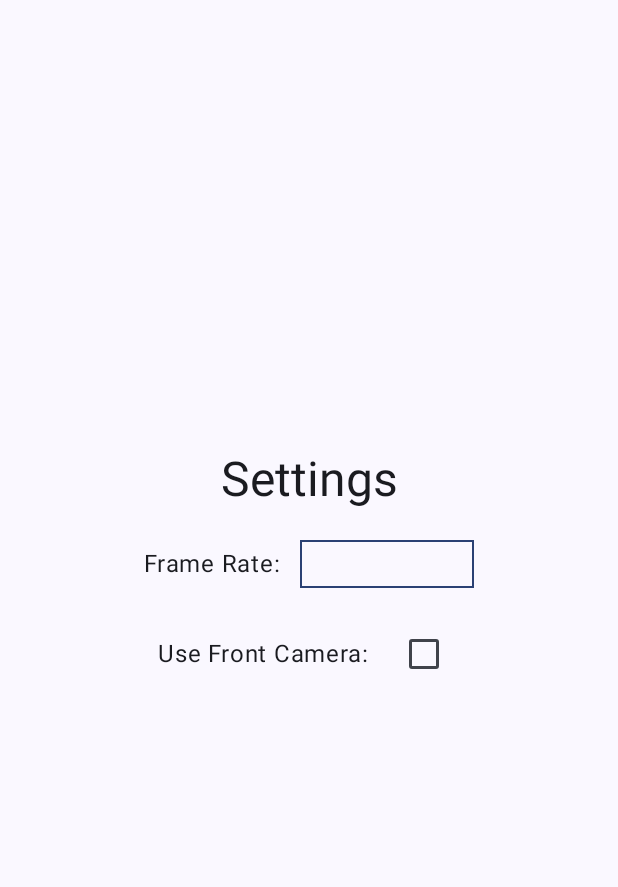
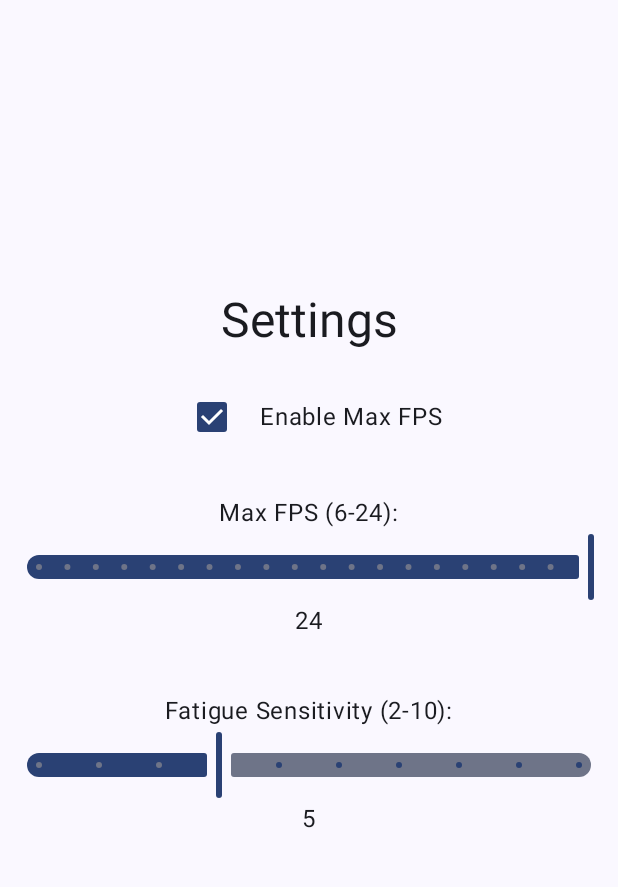
Before and after one commit to themat0/Driver-tracking, an Android app built with Jetpack Compose: the SettingsScreen screen opened through its navigation route, on a phone screen of 412 x 824 dp, the part 96-983 px from its top. Run offline under Robolectric (Android 15) with nearby library versions, the phone set to English and light mode, and no system bars; our stand-ins replace livedata-compose.

Commit message:
modify settings panel, add fatigue sensitivity and max fps sliders

```diff
--- a/app/src/main/java/com/example/drivertracking/features/settings/view/SettingsScreen.kt
+++ b/app/src/main/java/com/example/drivertracking/features/settings/view/SettingsScreen.kt
@@ -1,20 +1,19 @@
 package com.example.drivertracking.features.settings.view
 
-import androidx.compose.foundation.border
 import androidx.compose.foundation.layout.*
-import androidx.compose.foundation.text.BasicTextField
 import androidx.compose.material3.*
 import androidx.compose.runtime.*
+import androidx.compose.ui.Alignment
 import androidx.compose.ui.Modifier
 import androidx.compose.ui.unit.dp
-import androidx.compose.ui.Alignment
 import androidx.lifecycle.viewmodel.compose.viewModel
 import com.example.drivertracking.features.settings.viewmodel.SettingsViewModel
 
 @Composable
 fun SettingsScreen(settingsViewModel: SettingsViewModel = viewModel()) {
-    val frameRate by settingsViewModel.frameRate.collectAsState()
-    val useFrontCamera by settingsViewModel.useFrontCamera.collectAsState()
+    val maxFPSState by settingsViewModel.maxFPS.collectAsState()
+    val sensitivityState by settingsViewModel.fatigueDetectionSensitivity.collectAsState()
+    val isMaxFPSEnabled by settingsViewModel.isMaxFPSEnabled.collectAsState()
 
     Column(
         modifier = Modifier
@@ -27,27 +26,54 @@ fun SettingsScreen(settingsViewModel: SettingsViewModel = viewModel()) {
 
         Spacer(modifier = Modifier.height(20.dp))
 
-        // Frame Rate Input
+        // Enable Max FPS Checkbox
         Row(verticalAlignment = Alignment.CenterVertically) {
-            Text("Frame Rate: ", modifier = Modifier.padding(end = 8.dp))
-            BasicTextField(
-                value = frameRate,
-                onValueChange = { settingsViewModel.setFrameRate(it) },
-                modifier = Modifier
-                    .border(1.dp, MaterialTheme.colorScheme.primary)
-                    .padding(8.dp)
+            Checkbox(
+                checked = isMaxFPSEnabled,
+                onCheckedChange = { settingsViewModel.setIsMaxFPSEnabled(it) }
             )
+            Text("Enable Max FPS", modifier = Modifier.padding(start = 8.dp))
         }
 
         Spacer(modifier = Modifier.height(20.dp))
 
-        // Camera Switch
-        Row(verticalAlignment = Alignment.CenterVertically) {
-            Text("Use Front Camera: ", modifier = Modifier.padding(end = 8.dp))
-            Checkbox(
-                checked = useFrontCamera,
-                onCheckedChange = { settingsViewModel.setUseFrontCamera(it) }
+        // Max FPS Slider
+        Column(
+            horizontalAlignment = Alignment.CenterHorizontally,
+            modifier = Modifier.padding(vertical = 8.dp)
+        ) {
+            Text("Max FPS (6-24):")
+            Slider(
+                value = maxFPSState.toFloat(),
+                onValueChange = {
+                    if (isMaxFPSEnabled) {
+                        settingsViewModel.setMaxFPS(it.toInt())
+                    }
+                },
+                valueRange = 6f..24f,
+                steps = 18,  // steps = (max-min)/step - 1 => (24-6)/1 - 1 = 17 steps
+                enabled = isMaxFPSEnabled
             )
+            Text("${maxFPSState.toInt()}")
+        }
+
+        Spacer(modifier = Modifier.height(20.dp))
+
+        // Fatigue Sensitivity Slider
+        Column(
+            horizontalAlignment = Alignment.CenterHorizontally,
+            modifier = Modifier.padding(vertical = 8.dp)
+        ) {
+            Text("Fatigue Sensitivity (2-10):")
+            Slider(
+                value = sensitivityState.toFloat(),
+                onValueChange = {
+                    settingsViewModel.setFatigueDetectionSensitivity(it.toInt())
+                },
+                valueRange = 2f..10f,
+                steps = 8  // steps = (max-min)/step - 1 => (10-2)/1 - 1 = 7 steps
+            )
+            Text("${sensitivityState.toInt()}")
         }
     }
 }
--- a/app/src/main/java/com/example/drivertracking/features/settings/viewmodel/SettingsViewModel.kt
+++ b/app/src/main/java/com/example/drivertracking/features/settings/viewmodel/SettingsViewModel.kt
@@ -1,21 +1,36 @@
 package com.example.drivertracking.features.settings.viewmodel
 
 import androidx.lifecycle.ViewModel
+import androidx.lifecycle.viewModelScope
 import kotlinx.coroutines.flow.MutableStateFlow
 import kotlinx.coroutines.flow.StateFlow
+import kotlinx.coroutines.launch
 
 class SettingsViewModel : ViewModel() {
-    private val _frameRate = MutableStateFlow("")
-    val frameRate: StateFlow<String> = _frameRate
+    private val _maxFPS = MutableStateFlow(24)
+    val maxFPS: StateFlow<Int> get() = _maxFPS
 
-    private val _useFrontCamera = MutableStateFlow(false)
-    val useFrontCamera: StateFlow<Boolean> = _useFrontCamera
+    private val _fatigueDetectionSensitivity = MutableStateFlow(5)
+    val fatigueDetectionSensitivity: StateFlow<Int> get() = _fatigueDetectionSensitivity
 
-    fun setFrameRate(rate: String) {
-        _frameRate.value = rate
+    private val _isMaxFPSEnabled = MutableStateFlow(true)
+    val isMaxFPSEnabled: StateFlow<Boolean> get() = _isMaxFPSEnabled
+
+    fun setMaxFPS(value: Int) {
+        viewModelScope.launch {
+            _maxFPS.value = value
+        }
     }
 
-    fun setUseFrontCamera(useFront: Boolean) {
-        _useFrontCamera.value = useFront
+    fun setFatigueDetectionSensitivity(value: Int) {
+        viewModelScope.launch {
+            _fatigueDetectionSensitivity.value = value
+        }
+    }
+
+    fun setIsMaxFPSEnabled(enabled: Boolean) {
+        viewModelScope.launch {
+            _isMaxFPSEnabled.value = enabled
+        }
     }
 }
```
